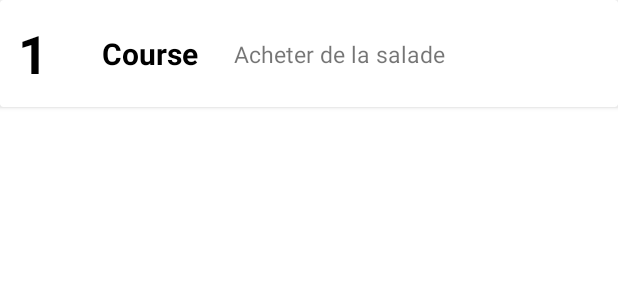
After one commit to Maksew/TodoListKotlin, an Android app: the layout row.xml on its own in the app's theme, with its tools: preview values and no code run, on a phone screen of 412 x 824 dp. The commit adds this screen. Shown: the top 300 px of the screen. Run offline under Robolectric (Android 15) with nearby library versions, the phone set to English and light mode, and no system bars.

Commit message:
+ Liaison avec la BDD pour pour voir contenu sur page principal

```diff
--- /dev/null
+++ b/app/src/main/res/layout/row.xml
@@ -0,0 +1,60 @@
+<?xml version="1.0" encoding="utf-8"?>
+<androidx.constraintlayout.widget.ConstraintLayout xmlns:android="http://schemas.android.com/apk/res/android"
+    xmlns:app="http://schemas.android.com/apk/res-auto"
+    xmlns:tools="http://schemas.android.com/tools"
+    android:layout_width="match_parent"
+    android:layout_height="match_parent">
+
+    <androidx.cardview.widget.CardView
+        android:layout_width="match_parent"
+        android:layout_height="wrap_content"
+        app:layout_constraintEnd_toEndOf="parent"
+        app:layout_constraintStart_toStartOf="parent"
+        tools:ignore="MissingConstraints"
+        tools:layout_editor_absoluteY="5dp" >
+
+        <androidx.constraintlayout.widget.ConstraintLayout
+            android:layout_width="match_parent"
+            android:layout_height="wrap_content"
+            tools:ignore="MissingConstraints">
+
+            <TextView
+                android:id="@+id/taskId_txt"
+                android:layout_width="wrap_content"
+                android:layout_height="wrap_content"
+                android:padding="12dp"
+                android:text="1"
+                android:textSize="35sp"
+                android:textStyle="bold"
+                android:textColor="#000"
+                app:layout_constraintBottom_toBottomOf="parent"
+                app:layout_constraintStart_toStartOf="parent"
+                app:layout_constraintTop_toTopOf="parent" />
+
+            <TextView
+                android:id="@+id/taskTitle_txt"
+                android:layout_width="wrap_content"
+                android:layout_height="wrap_content"
+                android:layout_marginStart="24dp"
+                android:text="Course"
+                android:textSize="20sp"
+                android:textStyle="bold"
+                android:textColor="#000"
+                app:layout_constraintBottom_toBottomOf="parent"
+                app:layout_constraintStart_toEndOf="@+id/taskId_txt"
+                app:layout_constraintTop_toTopOf="parent" />
+
+            <TextView
+                android:id="@+id/taskContent_txt"
+                android:layout_width="wrap_content"
+                android:layout_height="wrap_content"
+                android:layout_marginStart="24dp"
+                android:text="Acheter de la salade"
+                android:textSize="15sp"
+                app:layout_constraintBottom_toBottomOf="parent"
+                app:layout_constraintStart_toEndOf="@+id/taskTitle_txt"
+                app:layout_constraintTop_toTopOf="parent" />
+        </androidx.constraintlayout.widget.ConstraintLayout>
+    </androidx.cardview.widget.CardView>
+
+</androidx.constraintlayout.widget.ConstraintLayout>
```
Also changed, not shown: app/src/main/java/com/example/todolistkotlin/CustomAdapter.kt (added, +35 -0 lines), app/src/main/java/com/example/todolistkotlin/Database.kt (+12 -0 lines), app/src/main/java/com/example/todolistkotlin/MainActivity.kt (+35 -6 lines).
